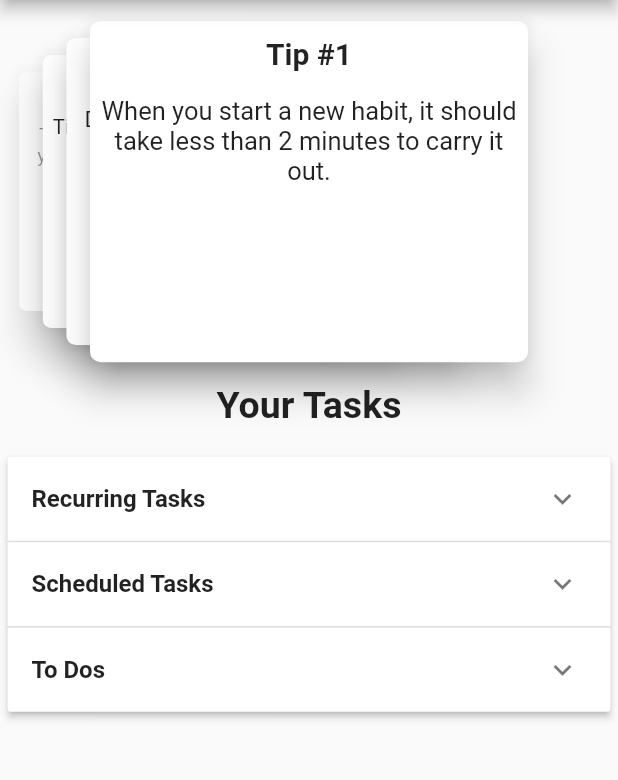
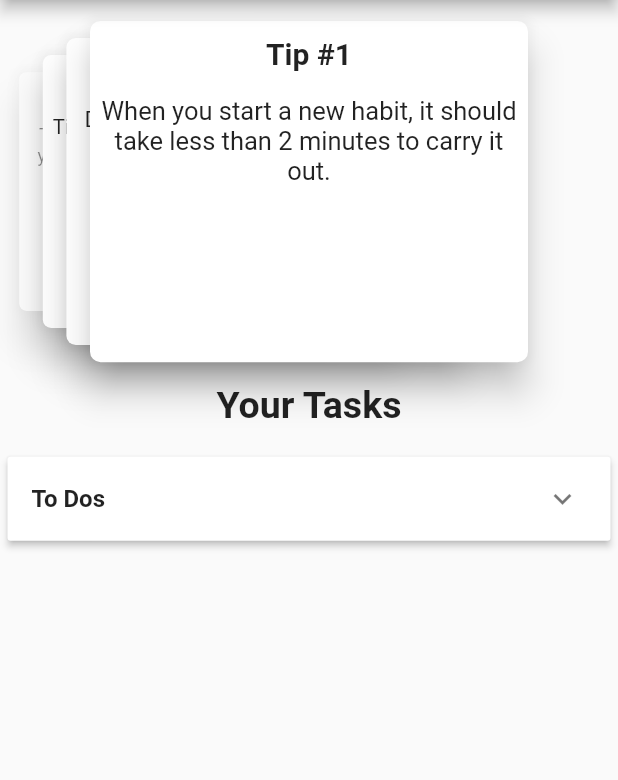
Before and after one commit to theexidge/routinger, a Flutter app: the screen it shows after launch, on a phone screen of 412 x 824 dp, the part 84-864 px from its top. Run offline on Flutter 3.47's test engine with Material 2 defaults, Android fonts, the phone set to English and light mode, and no system bars; drawn by our look-alikes of card_swiper; Roboto replaces fonts that are missing (KleeOne).

Commit message:
To Dos Completed

```diff
--- /dev/null
+++ b/lib/provider/task.dart
@@ -0,0 +1,9 @@
+import 'package:flutter/material.dart';
+
+class Task with ChangeNotifier {
+  final String id;
+  final String taskName;
+  final String taskDesc;
+
+  Task(this.id, this.taskName, this.taskDesc);
+}
--- /dev/null
+++ b/lib/provider/tasks.dart
@@ -0,0 +1,28 @@
+import 'package:flutter/material.dart';
+
+// Provider Imports
+import './task.dart';
+
+class Tasks with ChangeNotifier {
+  List<Task> toDosList = [
+    Task(DateTime.now().toString(), 'Test Task', ''),
+  ];
+
+  void addToDo(String id, String taskName, String taskDesc) {
+    toDosList.add(Task(id, taskName, taskDesc));
+    notifyListeners();
+  }
+
+  int toDosLength() {
+    return toDosList.length;
+  }
+
+  List<Task> getToDos() {
+    return [...toDosList];
+  }
+
+  void removeTask(String id) {
+    toDosList.removeWhere((element) => element.id == id);
+    notifyListeners();
+  }
+}
--- a/lib/screens/home_screen.dart
+++ b/lib/screens/home_screen.dart
@@ -2,10 +2,14 @@ import 'package:flutter/material.dart';
 
 // Third Party Packages
 import 'package:card_swiper/card_swiper.dart';
+import 'package:provider/provider.dart';
+
+// Provider Imports
+import '../provider/tasks.dart';
 
 // Widgets Imports
 import '../widgets/carousel_card.dart';
-import '../widgets/list_of_tasks.dart';
+import '../widgets/taskslist.dart';
 
 class HomeScreen extends StatelessWidget {
   final List<String> tips = [
@@ -28,7 +32,13 @@ class HomeScreen extends StatelessWidget {
         ),
         backgroundColor: Colors.white,
       ),
-      body: SingleChildScrollView(
+      body: MultiProvider(
+        providers: [
+          ChangeNotifierProvider.value(
+            value: Tasks(),
+          ),
+        ],
+        child: SingleChildScrollView(
           child: Column(
             children: [
               Container(
@@ -61,6 +71,7 @@ class HomeScreen extends StatelessWidget {
             ],
           ),
         ),
+      ),
     );
   }
 }
--- a/lib/widgets/list_of_tasks.dart
+++ /dev/null
@@ -1,62 +0,0 @@
-import 'package:flutter/material.dart';
-
-class ListOfTasks extends StatefulWidget {
-  const ListOfTasks({Key? key}) : super(key: key);
-
-  @override
-  _ListOfTasksState createState() => _ListOfTasksState();
-}
-
-class DummyData {
-  DummyData(this.headerValue, this.expandedValue, this.isExpanded);
-
-  String expandedValue;
-  String headerValue;
-  bool isExpanded;
-}
-
-class _ListOfTasksState extends State<ListOfTasks> {
-  List<DummyData> _dummy = [
-    DummyData('Recurring Tasks', '', false),
-    DummyData('Scheduled Tasks', '', false),
-    DummyData('To Dos', '', false),
-  ];
-  @override
-  Widget build(BuildContext context) {
-    return Container(
-      margin: EdgeInsets.symmetric(vertical: 20, horizontal: 5),
-      child: ExpansionPanelList(
-        expansionCallback: (int index, bool isExpanded) {
-          setState(() {
-            _dummy[index].isExpanded = !isExpanded;
-          });
-        },
-        children: _dummy
-            .map<ExpansionPanel>(
-              (DummyData dummy) => ExpansionPanel(
-                  headerBuilder: (BuildContext _, bool isExpanded) => ListTile(
-                        title: Text(
-                          dummy.headerValue,
-                          style: TextStyle(
-                            fontFamily: 'KleeOne',
-                            fontWeight: FontWeight.w600,
-                          ),
-                        ),
-                      ),
-                  body: Column(
-                    children: [
-                      Text(
-                        dummy.expandedValue,
-                        style: TextStyle(
-                          fontFamily: 'KleeOne',
-                        ),
-                      ),
-                    ],
-                  ),
-                  isExpanded: dummy.isExpanded),
-            )
-            .toList(),
-      ),
-    );
-  }
-}
--- /dev/null
+++ b/lib/widgets/taskslist.dart
@@ -0,0 +1,69 @@
+import 'package:flutter/material.dart';
+
+// Third Party Packages
+import 'package:provider/provider.dart';
+
+// Provider Imports
+import '../provider/tasks.dart';
+
+// Widgets Imports
+import './toDo_card.dart';
+
+class ListOfTasks extends StatefulWidget {
+  const ListOfTasks({Key? key}) : super(key: key);
+
+  @override
+  _ListOfTasksState createState() => _ListOfTasksState();
+}
+
+class _ListOfTasksState extends State<ListOfTasks> {
+  List<TaskProfile> _taskProfile = [
+    TaskProfile('To Dos', false),
+  ];
+  @override
+  Widget build(BuildContext context) {
+    final toDos = Provider.of<Tasks>(context).getToDos();
+    return Container(
+      margin: EdgeInsets.symmetric(vertical: 20, horizontal: 5),
+      child: ExpansionPanelList(
+        expansionCallback: (int index, bool isExpanded) {
+          setState(() {
+            _taskProfile[index].isExpanded = !isExpanded;
+          });
+        },
+        children: [
+          ExpansionPanel(
+            headerBuilder: (BuildContext context, bool isExpanded) {
+              return ListTile(
+                title: Text(
+                  _taskProfile[0].headerValue,
+                  style: TextStyle(
+                    fontFamily: 'KleeOne',
+                    fontWeight: FontWeight.w600,
+                  ),
+                ),
+              );
+            },
+            body: ListView.builder(
+              scrollDirection: Axis.vertical,
+              shrinkWrap: true,
+              itemBuilder: (ctx, i) => ChangeNotifierProvider.value(
+                value: toDos[i],
+                child: ToDoCard(),
+              ),
+              itemCount: Provider.of<Tasks>(context).toDosLength(),
+            ),
+            isExpanded: _taskProfile[0].isExpanded,
+          ),
+        ],
+      ),
+    );
+  }
+}
+
+class TaskProfile {
+  String headerValue;
+  bool isExpanded;
+
+  TaskProfile(this.headerValue, this.isExpanded);
+}
```
Also changed, not shown: lib/widgets/todo_card.dart (added, +48 -0 lines). Lines whose indentation alone changed are shown as unchanged.
